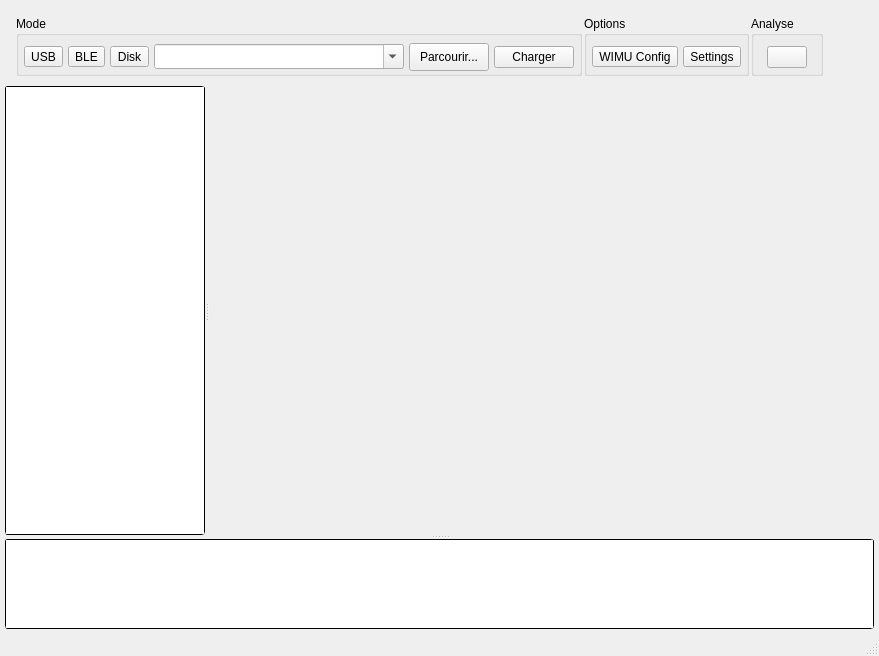
Qt form WIMUStudio2/Src/mainwindow.ui (CDRV/openwimu) before a commit.
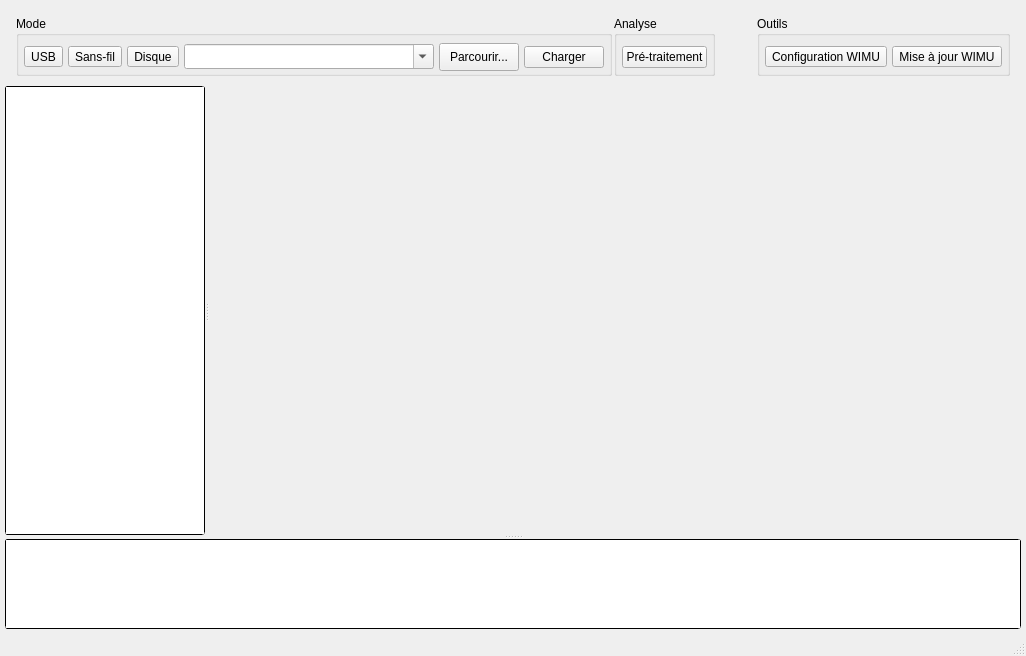
The same form after that commit. Icons and pictures are not drawn.

Commit message: Added WIMU Firmware updater Corrected some more issues with timestamps correction Removed QWT docs

```diff
--- a/WIMUStudio2/Src/mainwindow.ui
+++ b/WIMUStudio2/Src/mainwindow.ui
@@ -119,7 +119,7 @@
              <cursorShape>PointingHandCursor</cursorShape>
             </property>
             <property name="text">
-             <string>BLE</string>
+             <string>Sans-fil</string>
             </property>
             <property name="icon">
              <iconset resource="wimustudio2.qrc">
@@ -134,6 +134,9 @@
             <property name="checkable">
              <bool>true</bool>
             </property>
+            <property name="toolButtonStyle">
+             <enum>Qt::ToolButtonTextBesideIcon</enum>
+            </property>
            </widget>
           </item>
           <item>
@@ -142,7 +145,7 @@
              <cursorShape>PointingHandCursor</cursorShape>
             </property>
             <property name="text">
-             <string>Disk</string>
+             <string>Disque</string>
             </property>
             <property name="icon">
              <iconset resource="wimustudio2.qrc">
@@ -157,6 +160,9 @@
             <property name="checkable">
              <bool>true</bool>
             </property>
+            <property name="toolButtonStyle">
+             <enum>Qt::ToolButtonTextBesideIcon</enum>
+            </property>
            </widget>
           </item>
           <item>
@@ -230,94 +236,6 @@
          </layout>
         </widget>
        </item>
-       <item>
-        <widget class="QGroupBox" name="grpOptions">
-         <property name="sizePolicy">
-          <sizepolicy hsizetype="Minimum" vsizetype="Fixed">
-           <horstretch>0</horstretch>
-           <verstretch>0</verstretch>
-          </sizepolicy>
-         </property>
-         <property name="minimumSize">
-          <size>
-           <width>0</width>
-           <height>60</height>
-          </size>
-         </property>
-         <property name="maximumSize">
-          <size>
-           <width>16777215</width>
-           <height>60</height>
-          </size>
-         </property>
-         <property name="title">
-          <string>Options</string>
-         </property>
-         <layout class="QHBoxLayout" name="horizontalLayout_7">
-          <property name="spacing">
-           <number>5</number>
-          </property>
-          <property name="leftMargin">
-           <number>5</number>
-          </property>
-          <property name="topMargin">
-           <number>5</number>
-          </property>
-          <property name="rightMargin">
-           <number>5</number>
-          </property>
-          <property name="bottomMargin">
-           <number>0</number>
-          </property>
-          <item>
-           <widget class="QToolButton" name="btnWIMUConfig">
-            <property name="cursor">
-             <cursorShape>PointingHandCursor</cursorShape>
-            </property>
-            <property name="toolTip">
-             <string>Configuration WIMU</string>
-            </property>
-            <property name="text">
-             <string>WIMU Config</string>
-            </property>
-            <property name="icon">
-             <iconset resource="wimustudio2.qrc">
-              <normaloff>:/icons/images/WIMUConfig.png</normaloff>:/icons/images/WIMUConfig.png</iconset>
-            </property>
-            <property name="iconSize">
-             <size>
-              <width>24</width>
-              <height>24</height>
-             </size>
-            </property>
-           </widget>
-          </item>
-          <item>
-           <widget class="QToolButton" name="btnSettings">
-            <property name="cursor">
-             <cursorShape>PointingHandCursor</cursorShape>
-            </property>
-            <property name="toolTip">
-             <string>Options Logicielles</string>
-            </property>
-            <property name="text">
-             <string>Settings</string>
-            </property>
-            <property name="icon">
-             <iconset resource="wimustudio2.qrc">
-              <normaloff>:/icons/images/Settings.png</normaloff>:/icons/images/Settings.png</iconset>
-            </property>
-            <property name="iconSize">
-             <size>
-              <width>24</width>
-              <height>24</height>
-             </size>
-            </property>
-           </widget>
-          </item>
-         </layout>
-        </widget>
-       </item>
        <item>
         <widget class="QGroupBox" name="grpProcess">
          <property name="sizePolicy">
@@ -366,7 +284,7 @@
              <cursorShape>PointingHandCursor</cursorShape>
             </property>
             <property name="text">
-             <string/>
+             <string>Pré-traitement</string>
             </property>
             <property name="icon">
              <iconset resource="wimustudio2.qrc">
@@ -399,6 +317,100 @@
          </property>
         </spacer>
        </item>
+       <item>
+        <widget class="QGroupBox" name="grpOptions">
+         <property name="sizePolicy">
+          <sizepolicy hsizetype="Minimum" vsizetype="Fixed">
+           <horstretch>0</horstretch>
+           <verstretch>0</verstretch>
+          </sizepolicy>
+         </property>
+         <property name="minimumSize">
+          <size>
+           <width>0</width>
+           <height>60</height>
+          </size>
+         </property>
+         <property name="maximumSize">
+          <size>
+           <width>16777215</width>
+           <height>60</height>
+          </size>
+         </property>
+         <property name="title">
+          <string>Outils</string>
+         </property>
+         <layout class="QHBoxLayout" name="horizontalLayout_7">
+          <property name="spacing">
+           <number>5</number>
+          </property>
+          <property name="leftMargin">
+           <number>5</number>
+          </property>
+          <property name="topMargin">
+           <number>5</number>
+          </property>
+          <property name="rightMargin">
+           <number>5</number>
+          </property>
+          <property name="bottomMargin">
+           <number>0</number>
+          </property>
+          <item>
+           <widget class="QToolButton" name="btnWIMUConfig">
+            <property name="cursor">
+             <cursorShape>PointingHandCursor</cursorShape>
+            </property>
+            <property name="toolTip">
+             <string>Configuration WIMU</string>
+            </property>
+            <property name="text">
+             <string>Configuration WIMU</string>
+            </property>
+            <property name="icon">
+             <iconset resource="wimustudio2.qrc">
+              <normaloff>:/icons/images/WIMUConfig.png</normaloff>:/icons/images/WIMUConfig.png</iconset>
+            </property>
+            <property name="iconSize">
+             <size>
+              <width>24</width>
+              <height>24</height>
+             </size>
+            </property>
+            <property name="toolButtonStyle">
+             <enum>Qt::ToolButtonTextBesideIcon</enum>
+            </property>
+           </widget>
+          </item>
+          <item>
+           <widget class="QToolButton" name="btnFirmware">
+            <property name="cursor">
+             <cursorShape>PointingHandCursor</cursorShape>
+            </property>
+            <property name="toolTip">
+             <string>Mise à jour firmware</string>
+            </property>
+            <property name="text">
+             <string>Mise à jour WIMU</string>
+            </property>
+            <property name="icon">
+             <iconset resource="wimustudio2.qrc">
+              <normaloff>:/icons/images/firmware_update.png</normaloff>:/icons/images/firmware_update.png</iconset>
+            </property>
+            <property name="iconSize">
+             <size>
+              <width>24</width>
+              <height>24</height>
+             </size>
+            </property>
+            <property name="toolButtonStyle">
+             <enum>Qt::ToolButtonTextBesideIcon</enum>
+            </property>
+           </widget>
+          </item>
+         </layout>
+        </widget>
+       </item>
       </layout>
      </widget>
     </item>
```
Left out of the diff: 3 changed lines with no effect on the pictures. The commit also changes 1625 other files.
